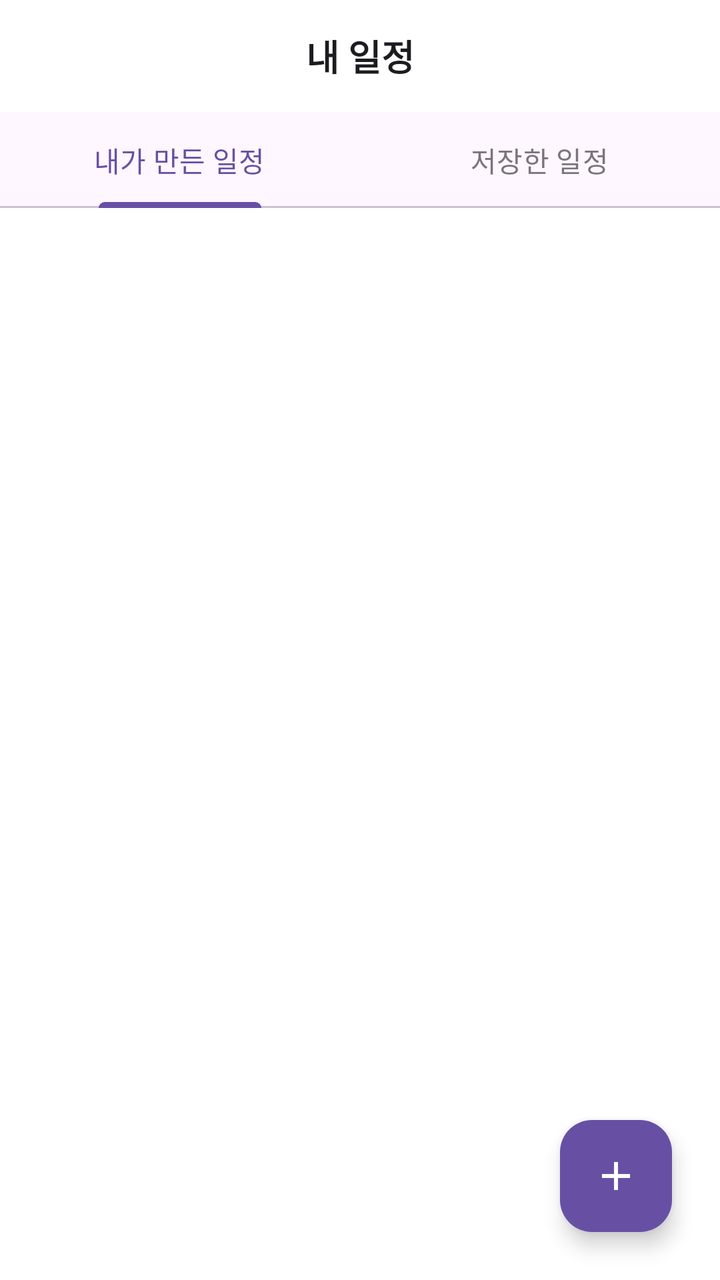
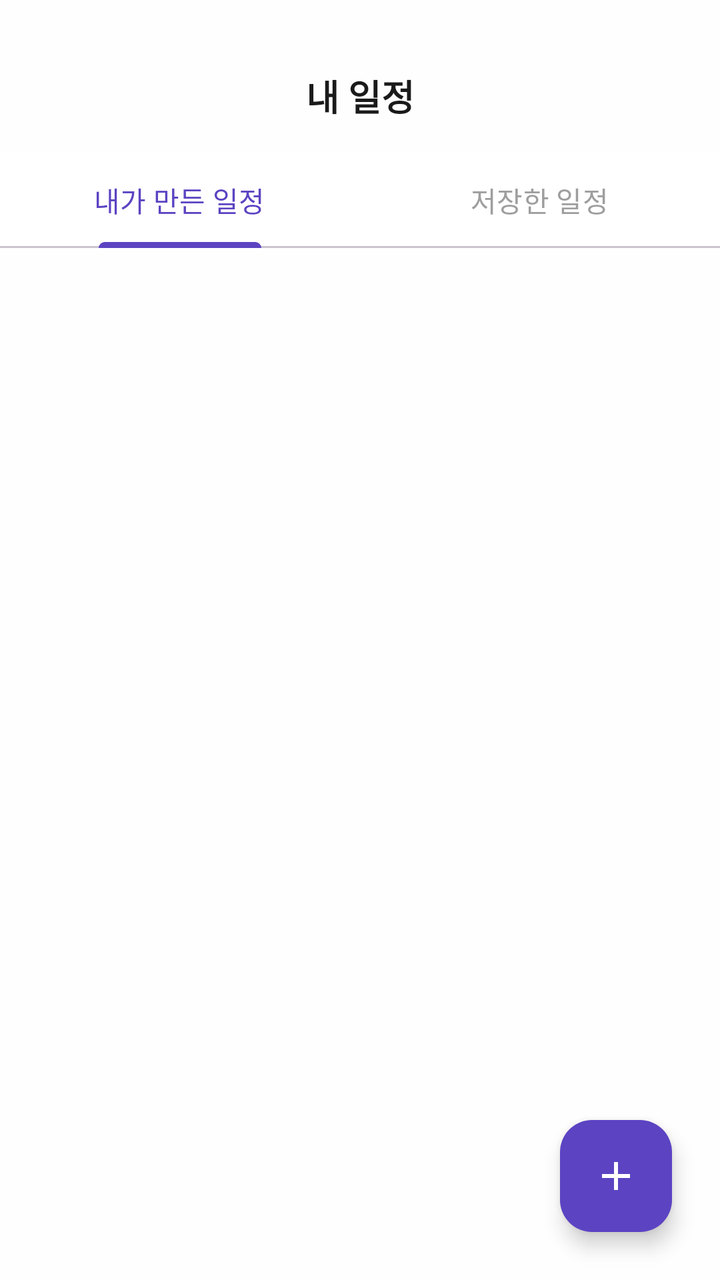

Before-and-after screenshots of an Android layout around one commit, followed by the original layout XML and the change that was made.
<!-- AndroidManifest.xml: application theme Theme.TripShare -->
<!-- res/layout/fragment_my_itineraries.xml -->
<?xml version="1.0" encoding="utf-8"?>
<androidx.coordinatorlayout.widget.CoordinatorLayout xmlns:android="http://schemas.android.com/apk/res/android"
    xmlns:app="http://schemas.android.com/apk/res-auto"
    android:layout_width="match_parent"
    android:layout_height="match_parent"
    android:background="@color/white">

    <LinearLayout
        android:layout_width="match_parent"
        android:layout_height="match_parent"
        android:orientation="vertical">

        <TextView
            android:layout_width="match_parent"
            android:layout_height="56dp"
            android:gravity="center"
            android:text="@string/my_itineraries"
            android:textColor="@color/text_primary"
            android:textSize="18sp"
            android:textStyle="bold" />

        <com.google.android.material.tabs.TabLayout
            android:id="@+id/tab_layout"
            android:layout_width="match_parent"
            android:layout_height="wrap_content"
            app:tabIndicatorColor="@color/purple_primary"
            app:tabSelectedTextColor="@color/purple_primary"
            app:tabTextColor="@color/text_hint">

            <com.google.android.material.tabs.TabItem
                android:layout_width="wrap_content"
                android:layout_height="wrap_content"
                android:text="@string/created_trips" />

            <com.google.android.material.tabs.TabItem
                android:layout_width="wrap_content"
                android:layout_height="wrap_content"
                android:text="@string/saved_trips" />
        </com.google.android.material.tabs.TabLayout>

        <androidx.recyclerview.widget.RecyclerView
            android:id="@+id/rv_trips"
            android:layout_width="match_parent"
            android:layout_height="0dp"
            android:layout_weight="1"
            android:clipToPadding="false"
            android:padding="16dp" />
    </LinearLayout>

    <com.google.android.material.floatingactionbutton.FloatingActionButton
        android:id="@+id/fab_create"
        android:layout_width="wrap_content"
        android:layout_height="wrap_content"
        android:layout_gravity="bottom|end"
        android:layout_margin="24dp"
        android:contentDescription="@string/create_itinerary"
        android:src="@drawable/ic_add"
        app:backgroundTint="@color/purple_primary"
        app:tint="@color/white" />

</androidx.coordinatorlayout.widget.CoordinatorLayout>
<!-- resources referenced by this layout -->
<resources>
  <color name="purple_primary">#6750A4</color>
  <color name="text_hint">#79747E</color>
  <color name="text_primary">#1C1B1F</color>
  <color name="white">#FFFFFFFF</color>
  <!-- drawable ic_add (drawable) -->
  <vector xmlns:android="http://schemas.android.com/apk/res/android"
      android:width="24dp"
      android:height="24dp"
      android:viewportWidth="24"
      android:viewportHeight="24">
      <path
          android:fillColor="@color/white"
          android:pathData="M19,13h-6v6h-2v-6H5v-2h6V5h2v6h6v2z" />
  </vector>
  <string name="create_itinerary">일정 만들기</string>
  <string name="created_trips">내가 만든 일정</string>
  <string name="my_itineraries">내 일정</string>
  <string name="saved_trips">저장한 일정</string>
  <style name="Theme.TripShare" parent="Base.Theme.TripShare" />
  <style name="Base.Theme.TripShare" parent="Theme.Material3.DayNight.NoActionBar">
          <item name="colorPrimary">@color/purple_primary</item>
          <item name="colorPrimaryDark">@color/purple_dark</item>
          <item name="colorAccent">@color/purple_primary</item>
          <item name="android:statusBarColor">@color/white</item>
          <item name="android:windowLightStatusBar">true</item>
          <item name="android:navigationBarColor">@color/white</item>
      </style>
  <color name="purple_dark">#4F378B</color>
</resources>

<!-- the commit's change to res/layout/fragment_my_itineraries.xml (unified diff, before → after) -->
@@ -3,12 +3,15 @@
     xmlns:app="http://schemas.android.com/apk/res-auto"
     android:layout_width="match_parent"
     android:layout_height="match_parent"
-    android:background="@color/white">
+    android:background="@color/background">
 
     <LinearLayout
         android:layout_width="match_parent"
         android:layout_height="match_parent"
-        android:orientation="vertical">
+        android:background="@color/background"
+    android:fitsSystemWindows="true"
+    android:orientation="vertical"
+    android:paddingTop="@dimen/screen_top_extra">
 
         <TextView
             android:layout_width="match_parent"
<!-- resource entries referenced after the edit -->
@@ -1,9 +1,11 @@
 <!-- resources referenced by this layout -->
 <resources>
-  <color name="purple_primary">#6750A4</color>
-  <color name="text_hint">#79747E</color>
-  <color name="text_primary">#1C1B1F</color>
+  <color name="background">#FEFEFE</color>
+  <color name="purple_primary">#5C43C2</color>
+  <color name="text_hint">#9E9E9E</color>
+  <color name="text_primary">#1A1A1A</color>
   <color name="white">#FFFFFFFF</color>
+  <dimen name="screen_top_extra">20dp</dimen>
   <!-- drawable ic_add (drawable) -->
   <vector xmlns:android="http://schemas.android.com/apk/res/android"
       android:width="24dp"
@@ -23,10 +25,16 @@
           <item name="colorPrimary">@color/purple_primary</item>
           <item name="colorPrimaryDark">@color/purple_dark</item>
           <item name="colorAccent">@color/purple_primary</item>
-          <item name="android:statusBarColor">@color/white</item>
+          <item name="android:colorBackground">@color/background</item>
+          <item name="colorSurface">@color/card_bg</item>
+          <item name="android:windowBackground">@color/background</item>
+          <item name="android:statusBarColor">@color/background</item>
           <item name="android:windowLightStatusBar">true</item>
-          <item name="android:navigationBarColor">@color/white</item>
+          <item name="android:navigationBarColor">@color/background</item>
+          <item name="android:windowLightNavigationBar" tools:targetApi="27">true</item>
+          <item name="android:windowOptOutEdgeToEdgeEnforcement" tools:targetApi="35">true</item>
       </style>
-  <color name="purple_dark">#4F378B</color>
+  <color name="purple_dark">#4A35A0</color>
+  <color name="card_bg">#FFFFFF</color>
 </resources>
 
